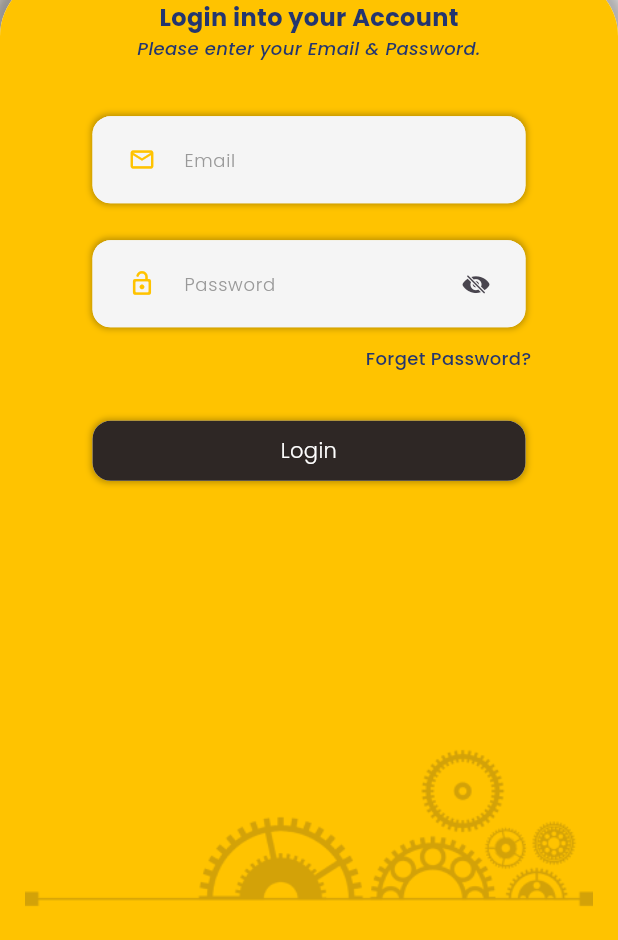
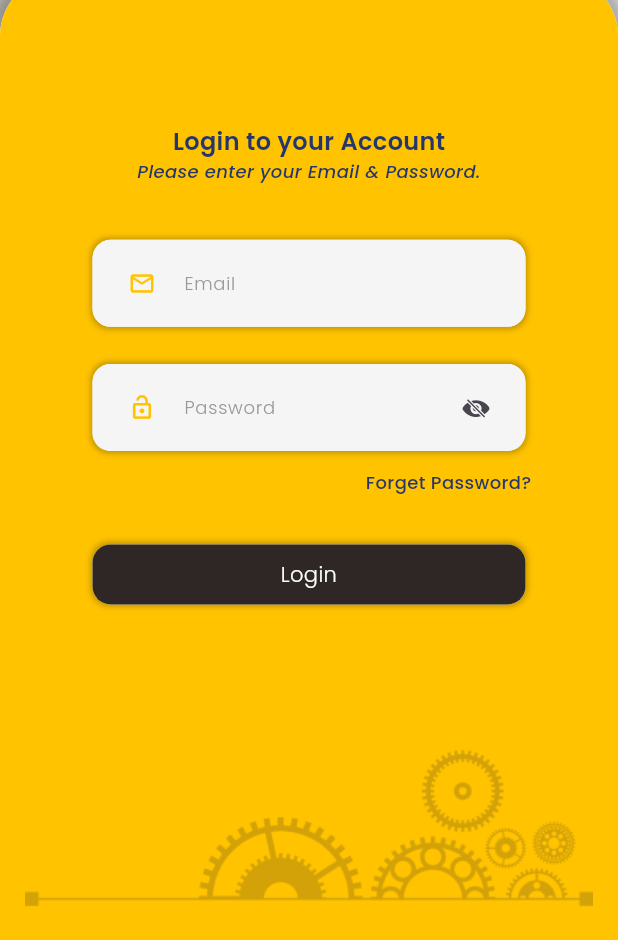
Before and after one commit to hassanaly1/Flutter-Mekanix-Admin, a Flutter app: the screen it shows after launch, on a phone screen of 412 x 824 dp, the part 296-1236 px from its top. Run offline on Flutter 3.47's test engine with Material 3 defaults, Android fonts, the phone set to English and light mode, and no system bars; our stand-ins replace easy_sidemenu, flutter_spinkit, fluttertoast, font_awesome_flutter, get, get_storage and 4 more.

Commit message:
Minor Frontend Changes Completed.

```diff
--- a/lib/views/auth/login.dart
+++ b/lib/views/auth/login.dart
@@ -88,10 +88,11 @@ class _LoginScreenState extends State<LoginScreen> {
                           child: Column(
                             mainAxisAlignment: MainAxisAlignment.center,
                             children: [
+                              SizedBox(height: context.height * 0.1),
                               CustomTextWidget(
-                                text: 'Login into your Account',
+                                text: 'Login to your Account',
                                 fontSize: 16.0,
-                                fontWeight: FontWeight.w700,
+                                fontWeight: FontWeight.w600,
                               ),
                               CustomTextWidget(
                                 text: 'Please enter your Email & Password.',
--- a/lib/views/dashboard/dashboard.dart
+++ b/lib/views/dashboard/dashboard.dart
@@ -150,7 +150,7 @@ class HomeAppbar extends StatelessWidget {
                         },
                         icon: const Icon(
                           Icons.menu_open_rounded,
-                          size: 30.0,
+                          size: 26.0,
                           color: Colors.white70,
                         ),
                       ),
--- a/lib/views/dashboard/users.dart
+++ b/lib/views/dashboard/users.dart
@@ -7,7 +7,6 @@ import 'package:mechanix_admin/helpers/appcolors.dart';
 import 'package:mechanix_admin/helpers/custom_button.dart';
 import 'package:mechanix_admin/helpers/custom_text.dart';
 import 'package:mechanix_admin/helpers/reusable_container.dart';
-import 'package:mechanix_admin/helpers/reusable_textfield.dart';
 import 'package:mechanix_admin/helpers/snackbar.dart';
 import 'package:mechanix_admin/models/user_model.dart';
 
@@ -145,7 +144,7 @@ class AcceptedUserCard extends StatelessWidget {
               scrollable: true,
               backgroundColor: Colors.transparent,
               content: Container(
-                width: 300,
+                width: 400,
                 padding: EdgeInsets.symmetric(
                     horizontal: 20.0, vertical: context.height * 0.04),
                 decoration: const BoxDecoration(
@@ -200,7 +199,6 @@ class AcceptedUserCard extends StatelessWidget {
                       mainAxisAlignment: MainAxisAlignment.center,
                       children: [
                         Obx(() => CustomButton(
-                              width: 100,
                               isLoading: isLoading.value,
                               backgroundColor: Colors.red,
                               textColor: AppColors.whiteTextColor,
@@ -223,7 +221,6 @@ class AcceptedUserCard extends StatelessWidget {
                             )),
                         const SizedBox(width: 8.0),
                         CustomButton(
-                          width: 100,
                           isLoading: false,
                           backgroundColor: AppColors.secondaryColor,
                           textColor: AppColors.whiteTextColor,
```
Also changed, not shown: 1 other file. Lines whose indentation alone changed are shown as unchanged.
